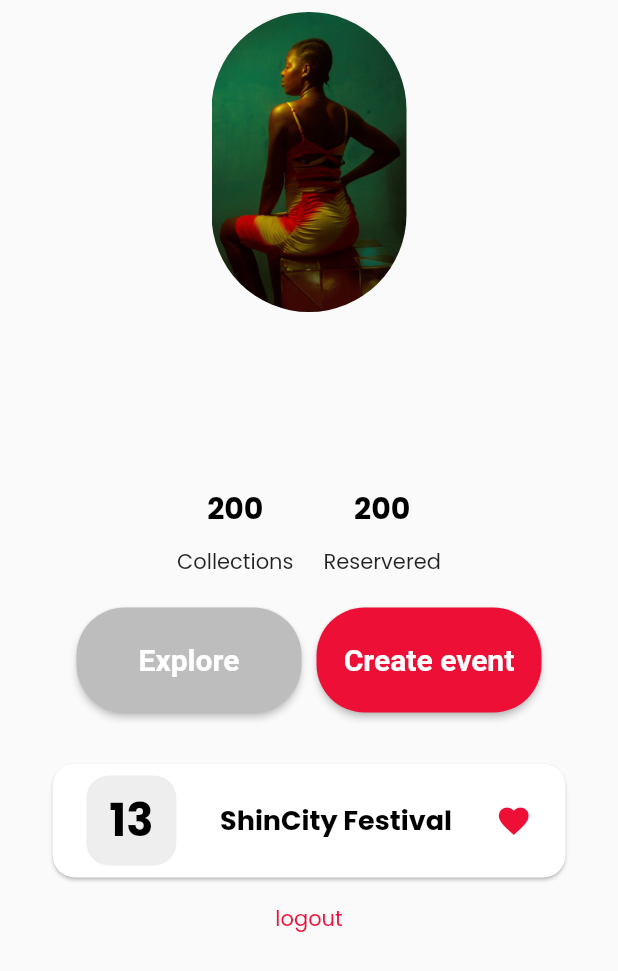
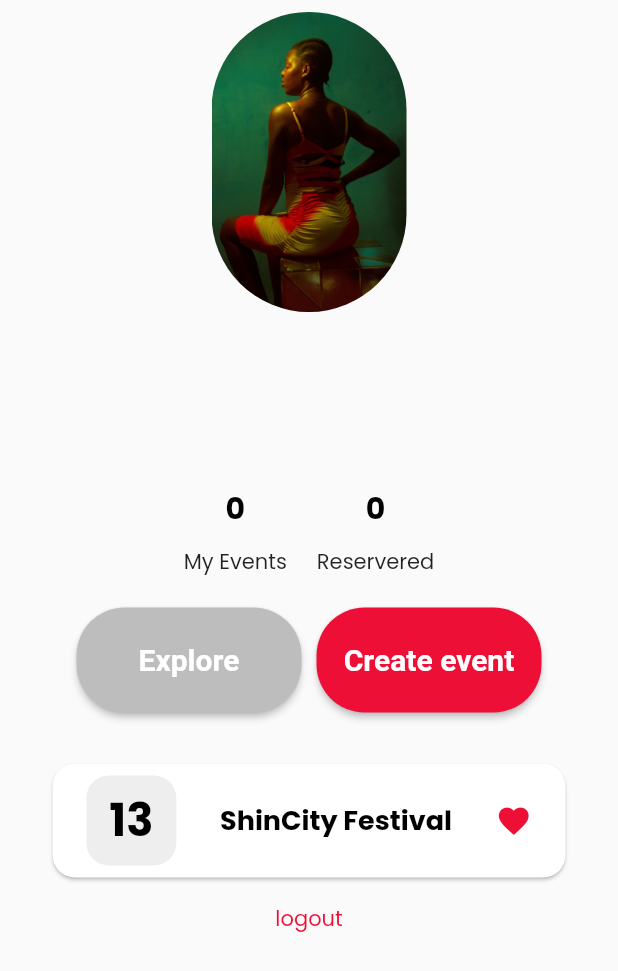
Before and after one commit to wayneotemah/flutter_fun-Galla_project-, a Flutter app: the Profile screen opened directly, on a phone screen of 412 x 824 dp. Shown: the top 971 px of the screen. Run offline on Flutter 3.47's test engine with Material 2 defaults, Android fonts, the light colour scheme and no system bars; our stand-ins replace flutter_svg, get, google_nav_bar, image_picker, shared_preferences; missing offline and left inert: dart:ffi; accounts and stored records are empty; network calls fail.

Commit message:
profile endpoint

```diff
--- a/lib/views/pages/profile.dart
+++ b/lib/views/pages/profile.dart
@@ -1,7 +1,10 @@
 import 'package:ff_project/config.dart';
+import 'dart:convert';
 import 'package:ff_project/views/components/texts.dart';
 import 'package:flutter/material.dart';
 import 'package:get/get.dart';
+import 'package:http/http.dart' as http;
+
 import 'package:shared_preferences/shared_preferences.dart';
 
 import '../../routes/routes.dart';
@@ -19,6 +22,9 @@ class Profile extends StatefulWidget {
 class _ProfileState extends State<Profile> {
   String _username = '';
   String _email = '';
+  int _reserved = 0;
+  int _created_by_me = 0;
+
   @override
   void initState() {
     super.initState();
@@ -26,11 +32,30 @@ class _ProfileState extends State<Profile> {
   }
 
   _loadUserData() async {
-    SharedPreferences prefs = await SharedPreferences.getInstance();
-    setState(() {
-      _email = (prefs.getString('email') ?? '');
-      _username = (prefs.getString('username') ?? '');
-    });
+    SharedPreferences _prefs = await SharedPreferences.getInstance();
+    String _token = (_prefs.getString('token') ?? '');
+    var headersList = {'Accept': '*/*', 'Authorization': 'token $_token'};
+
+    var url = Uri.parse('$Api_url/user/profileStats/');
+
+    var response = await http.get(url, headers: headersList);
+    if (response.statusCode == 200) {
+      Map<dynamic, dynamic> resJson = json.decode(response.body);
+      setState(() {
+        print(resJson);
+        _reserved = resJson['reservations'];
+        _created_by_me = resJson['created_by_me'];
+
+        _email = resJson['email'];
+        _username = resJson['username'];
+      });
+    } else {
+      // throw "Error reading url";
+      ScaffoldMessenger.of(context).showSnackBar(SnackBar(
+        behavior: SnackBarBehavior.floating,
+        content: const Text('Cant get profile info, you are online'),
+      ));
+    }
   }
 
   String username = "";
@@ -70,9 +95,10 @@ class _ProfileState extends State<Profile> {
                     children: [
                       Column(
                         children: [
-                          titleText(text: "200", size: 20.0),
+                          titleText(
+                              text: _created_by_me.toString(), size: 20.0),
                           const SizedBox(height: 10.0),
-                          messageText(text: "Collections"),
+                          messageText(text: "My Events"),
                         ],
                       ),
                       const Divider(
@@ -81,7 +107,7 @@ class _ProfileState extends State<Profile> {
                         thickness: 1.0,
                       ),
                       Column(children: [
-                        titleText(text: "200", size: 20.0),
+                        titleText(text: _reserved.toString(), size: 20.0),
                         const SizedBox(height: 10.0),
                         messageText(text: "Reservered"),
                       ]),
```
